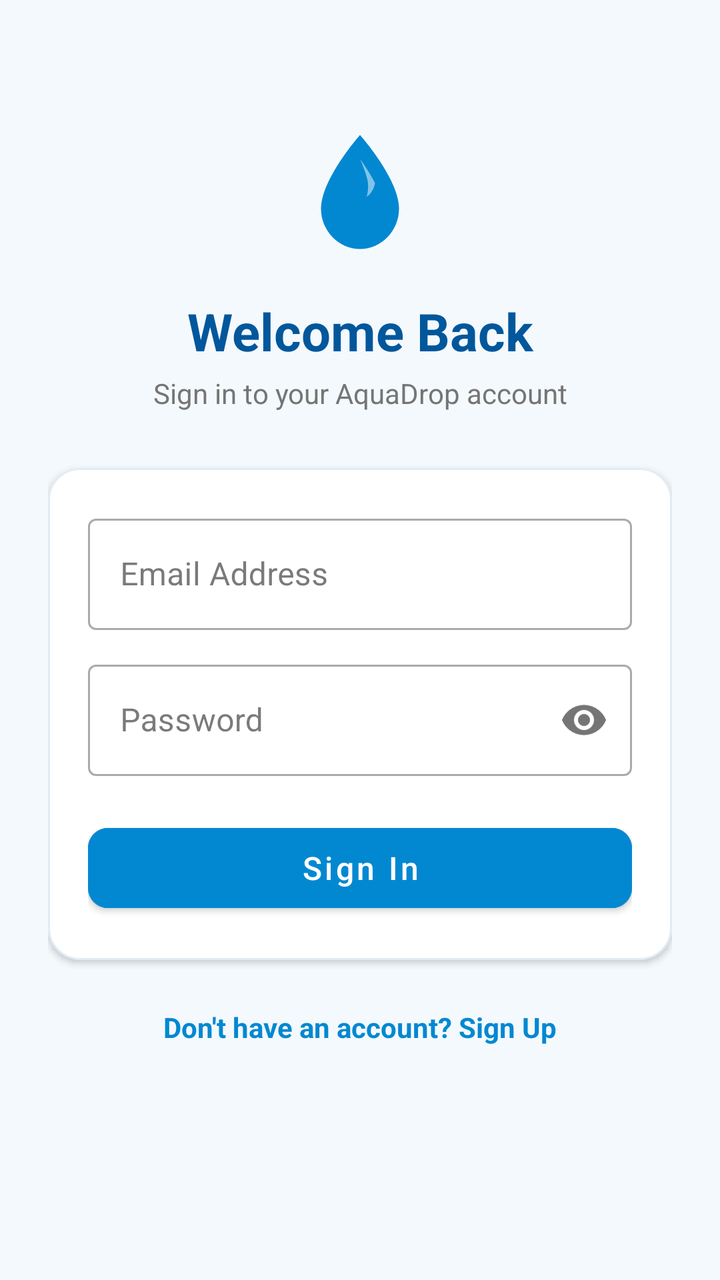
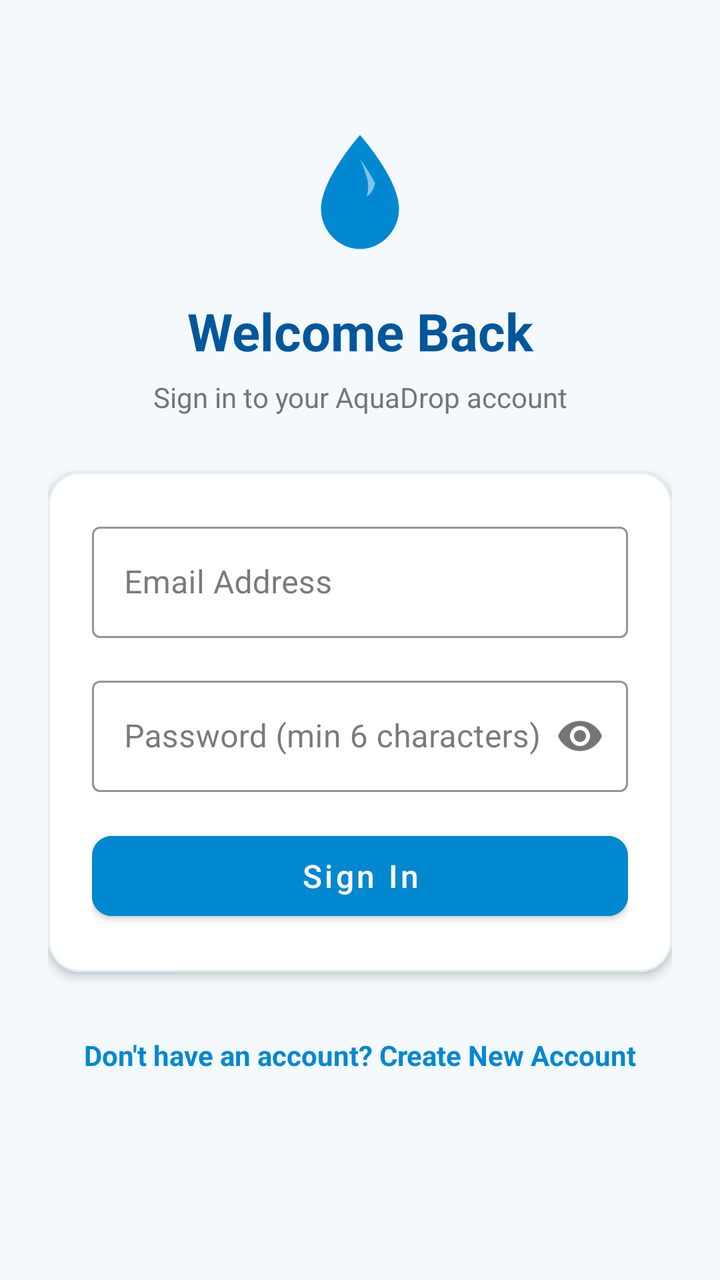

The first picture is an Android layout as it rendered before a commit; the second is the same layout after the commit. The layout source and the unified diff follow.
<!-- AndroidManifest.xml: application theme Theme.AquaDrop -->
<!-- res/layout/activity_login.xml -->
<?xml version="1.0" encoding="utf-8"?>
<androidx.constraintlayout.widget.ConstraintLayout xmlns:android="http://schemas.android.com/apk/res/android"
    xmlns:app="http://schemas.android.com/apk/res-auto"
    android:layout_width="match_parent"
    android:layout_height="match_parent"
    android:background="@color/background"
    android:padding="24dp">

    <ImageView
        android:id="@+id/ivLoginIcon"
        android:layout_width="72dp"
        android:layout_height="72dp"
        android:layout_marginTop="36dp"
        android:contentDescription="@string/app_name"
        android:src="@drawable/ic_water_drop"
        app:layout_constraintEnd_toEndOf="parent"
        app:layout_constraintStart_toStartOf="parent"
        app:layout_constraintTop_toTopOf="parent" />

    <TextView
        android:id="@+id/tvLoginTitle"
        android:layout_width="wrap_content"
        android:layout_height="wrap_content"
        android:layout_marginTop="16dp"
        android:text="@string/login_title"
        android:textColor="@color/primary_dark"
        android:textSize="26sp"
        android:textStyle="bold"
        app:layout_constraintEnd_toEndOf="parent"
        app:layout_constraintStart_toStartOf="parent"
        app:layout_constraintTop_toBottomOf="@+id/ivLoginIcon" />

    <TextView
        android:id="@+id/tvLoginSubtitle"
        android:layout_width="wrap_content"
        android:layout_height="wrap_content"
        android:layout_marginTop="4dp"
        android:text="@string/login_subtitle"
        android:textColor="@color/text_secondary"
        android:textSize="14sp"
        app:layout_constraintEnd_toEndOf="parent"
        app:layout_constraintStart_toStartOf="parent"
        app:layout_constraintTop_toBottomOf="@+id/tvLoginTitle" />

    <com.google.android.material.card.MaterialCardView
        android:id="@+id/cardLoginContainer"
        android:layout_width="0dp"
        android:layout_height="wrap_content"
        android:layout_marginTop="28dp"
        app:cardBackgroundColor="@color/card_background"
        app:cardCornerRadius="16dp"
        app:cardElevation="2dp"
        app:layout_constraintEnd_toEndOf="parent"
        app:layout_constraintStart_toStartOf="parent"
        app:layout_constraintTop_toBottomOf="@+id/tvLoginSubtitle"
        app:strokeColor="@color/card_stroke"
        app:strokeWidth="1dp">

        <LinearLayout
            android:layout_width="match_parent"
            android:layout_height="wrap_content"
            android:orientation="vertical"
            android:padding="20dp">

            <com.google.android.material.textfield.TextInputLayout
                android:id="@+id/tilEmail"
                style="@style/Widget.MaterialComponents.TextInputLayout.OutlinedBox"
                android:layout_width="match_parent"
                android:layout_height="wrap_content"
                android:hint="@string/email_hint">

                <com.google.android.material.textfield.TextInputEditText
                    android:id="@+id/etEmail"
                    android:layout_width="match_parent"
                    android:layout_height="wrap_content"
                    android:inputType="textEmailAddress" />
            </com.google.android.material.textfield.TextInputLayout>

            <com.google.android.material.textfield.TextInputLayout
                android:id="@+id/tilPassword"
                style="@style/Widget.MaterialComponents.TextInputLayout.OutlinedBox"
                android:layout_width="match_parent"
                android:layout_height="wrap_content"
                android:layout_marginTop="12dp"
                android:hint="@string/password_hint"
                app:passwordToggleEnabled="true">

                <com.google.android.material.textfield.TextInputEditText
                    android:id="@+id/etPassword"
                    android:layout_width="match_parent"
                    android:layout_height="wrap_content"
                    android:inputType="textPassword" />
            </com.google.android.material.textfield.TextInputLayout>

            <com.google.android.material.button.MaterialButton
                android:id="@+id/btnLogin"
                android:layout_width="match_parent"
                android:layout_height="52dp"
                android:layout_marginTop="20dp"
                android:backgroundTint="@color/primary"
                android:text="@string/btn_login"
                android:textAllCaps="false"
                android:textColor="@color/white"
                android:textSize="16sp"
                app:cornerRadius="10dp" />

        </LinearLayout>

    </com.google.android.material.card.MaterialCardView>

    <TextView
        android:id="@+id/tvGoToRegister"
        android:layout_width="wrap_content"
        android:layout_height="wrap_content"
        android:layout_marginTop="24dp"
        android:onClick="navigateToRegister"
        android:text="@string/no_account_prompt"
        android:textColor="@color/primary"
        android:textSize="14sp"
        android:textStyle="bold"
        app:layout_constraintEnd_toEndOf="parent"
        app:layout_constraintStart_toStartOf="parent"
        app:layout_constraintTop_toBottomOf="@+id/cardLoginContainer" />

</androidx.constraintlayout.widget.ConstraintLayout>
<!-- resources referenced by this layout -->
<resources>
  <color name="background">#F4F9FD</color>
  <color name="card_background">#FFFFFF</color>
  <color name="card_stroke">#E1ECF4</color>
  <color name="primary">#0288D1</color>
  <color name="primary_dark">#01579B</color>
  <color name="text_secondary">#757575</color>
  <color name="white">#FFFFFF</color>
  <!-- drawable ic_water_drop (drawable) -->
  <vector xmlns:android="http://schemas.android.com/apk/res/android"
      android:width="48dp"
      android:height="48dp"
      android:viewportWidth="24"
      android:viewportHeight="24">
      
      <path
          android:fillColor="#0288D1"
          android:pathData="M12,2.5C12,2.5 5.5,9.8 5.5,14.8C5.5,18.4 8.4,21.5 12,21.5C15.6,21.5 18.5,18.4 18.5,14.8C18.5,9.8 12,2.5 12,2.5Z" />
      
      <path
          android:fillColor="#80FFFFFF"
          android:pathData="M14.5,10.5C13.5,8.5 12,6.5 12,6.5C12,6.5 12.8,8.2 13.2,9.8C13.6,11.4 13.1,12.8 13.1,12.8C13.1,12.8 14.2,12.2 14.5,10.5Z" />
  </vector>
  <string name="app_name">AquaDrop</string>
  <string name="btn_login">Sign In</string>
  <string name="email_hint">Email Address</string>
  <string name="login_subtitle">Sign in to your AquaDrop account</string>
  <string name="login_title">Welcome Back</string>
  <string name="no_account_prompt">Don\'t have an account? Sign Up</string>
  <string name="password_hint">Password</string>
  <style name="Theme.AquaDrop" parent="Theme.MaterialComponents.Light.NoActionBar">
          
          <item name="colorPrimary">@color/primary</item>
          <item name="colorPrimaryVariant">@color/primary_dark</item>
          <item name="colorOnPrimary">@color/white</item>
  
          
          <item name="colorSecondary">@color/accent</item>
          <item name="colorSecondaryVariant">@color/primary</item>
          <item name="colorOnSecondary">@color/white</item>
  
          
          <item name="android:statusBarColor">@color/primary_dark</item>
          <item name="android:windowLightStatusBar">false</item>
          <item name="android:navigationBarColor">@color/white</item>
          <item name="android:windowLightNavigationBar" tools:targetApi="27">true</item>
  
          
          <item name="android:windowBackground">@color/background</item>
          <item name="colorSurface">@color/card_background</item>
          <item name="colorOnSurface">@color/text_primary</item>
      </style>
  <color name="accent">#00BCD4</color>
  <color name="text_primary">#212121</color>
</resources>

<!-- the commit's change to res/layout/activity_login.xml (unified diff, before → after) -->
@@ -3,123 +3,160 @@
     xmlns:app="http://schemas.android.com/apk/res-auto"
     android:layout_width="match_parent"
     android:layout_height="match_parent"
-    android:background="@color/background"
-    android:padding="24dp">
+    android:background="@color/background">
 
-    <ImageView
-        android:id="@+id/ivLoginIcon"
-        android:layout_width="72dp"
-        android:layout_height="72dp"
-        android:layout_marginTop="36dp"
-        android:contentDescription="@string/app_name"
-        android:src="@drawable/ic_water_drop"
-        app:layout_constraintEnd_toEndOf="parent"
-        app:layout_constraintStart_toStartOf="parent"
-        app:layout_constraintTop_toTopOf="parent" />
+    <ScrollView
+        android:layout_width="match_parent"
+        android:layout_height="match_parent"
+        android:fillViewport="true">
 
-    <TextView
-        android:id="@+id/tvLoginTitle"
-        android:layout_width="wrap_content"
-        android:layout_height="wrap_content"
-        android:layout_marginTop="16dp"
-        android:text="@string/login_title"
-        android:textColor="@color/primary_dark"
-        android:textSize="26sp"
-        android:textStyle="bold"
-        app:layout_constraintEnd_toEndOf="parent"
-        app:layout_constraintStart_toStartOf="parent"
-        app:layout_constraintTop_toBottomOf="@+id/ivLoginIcon" />
-
-    <TextView
-        android:id="@+id/tvLoginSubtitle"
-        android:layout_width="wrap_content"
-        android:layout_height="wrap_content"
-        android:layout_marginTop="4dp"
-        android:text="@string/login_subtitle"
-        android:textColor="@color/text_secondary"
-        android:textSize="14sp"
-        app:layout_constraintEnd_toEndOf="parent"
-        app:layout_constraintStart_toStartOf="parent"
-        app:layout_constraintTop_toBottomOf="@+id/tvLoginTitle" />
-
-    <com.google.android.material.card.MaterialCardView
-        android:id="@+id/cardLoginContainer"
-        android:layout_width="0dp"
-        android:layout_height="wrap_content"
-        android:layout_marginTop="28dp"
-        app:cardBackgroundColor="@color/card_background"
-        app:cardCornerRadius="16dp"
-        app:cardElevation="2dp"
-        app:layout_constraintEnd_toEndOf="parent"
-        app:layout_constraintStart_toStartOf="parent"
-        app:layout_constraintTop_toBottomOf="@+id/tvLoginSubtitle"
-        app:strokeColor="@color/card_stroke"
-        app:strokeWidth="1dp">
-
-        <LinearLayout
+        <androidx.constraintlayout.widget.ConstraintLayout
             android:layout_width="match_parent"
             android:layout_height="wrap_content"
-            android:orientation="vertical"
-            android:padding="20dp">
+            android:padding="24dp">
 
-            <com.google.android.material.textfield.TextInputLayout
-                android:id="@+id/tilEmail"
-                style="@style/Widget.MaterialComponents.TextInputLayout.OutlinedBox"
+            
+            <ImageView
+                android:id="@+id/ivLoginIcon"
+                android:layout_width="72dp"
+                android:layout_height="72dp"
+                android:layout_marginTop="36dp"
+                android:contentDescription="@string/app_name"
+                android:src="@drawable/ic_water_drop"
+                app:layout_constraintEnd_toEndOf="parent"
+                app:layout_constraintStart_toStartOf="parent"
+                app:layout_constraintTop_toTopOf="parent" />
+
+            <TextView
+                android:id="@+id/tvLoginTitle"
+                android:layout_width="wrap_content"
+                android:layout_height="wrap_content"
+                android:layout_marginTop="16dp"
+                android:text="@string/login_title"
+                android:textColor="@color/primary_dark"
+                android:textSize="26sp"
+                android:textStyle="bold"
+                app:layout_constraintEnd_toEndOf="parent"
+                app:layout_constraintStart_toStartOf="parent"
+                app:layout_constraintTop_toBottomOf="@+id/ivLoginIcon" />
+
+            <TextView
+                android:id="@+id/tvLoginSubtitle"
+                android:layout_width="wrap_content"
+                android:layout_height="wrap_content"
+                android:layout_marginTop="6dp"
+                android:text="@string/login_subtitle"
+                android:textColor="@color/text_secondary"
+                android:textSize="14sp"
+                app:layout_constraintEnd_toEndOf="parent"
+                app:layout_constraintStart_toStartOf="parent"
+                app:layout_constraintTop_toBottomOf="@+id/tvLoginTitle" />
+
+            
+            <com.google.android.material.card.MaterialCardView
+                android:id="@+id/cardLoginContainer"
                 android:layout_width="match_parent"
                 android:layout_height="wrap_content"
-                android:hint="@string/email_hint">
+                android:layout_marginTop="28dp"
+                app:cardBackgroundColor="@color/card_background"
+                app:cardCornerRadius="16dp"
+                app:cardElevation="3dp"
+                app:layout_constraintEnd_toEndOf="parent"
+                app:layout_constraintStart_toStartOf="parent"
+                app:layout_constraintTop_toBottomOf="@+id/tvLoginSubtitle"
+                app:strokeColor="@color/card_stroke"
+                app:strokeWidth="1dp">
 
-                <com.google.android.material.textfield.TextInputEditText
-                    android:id="@+id/etEmail"
+                <LinearLayout
                     android:layout_width="match_parent"
                     android:layout_height="wrap_content"
-                    android:inputType="textEmailAddress" />
-            </com.google.android.material.textfield.TextInputLayout>
+                    android:orientation="vertical"
+                    android:padding="22dp">
 
-            <com.google.android.material.textfield.TextInputLayout
-                android:id="@+id/tilPassword"
-                style="@style/Widget.MaterialComponents.TextInputLayout.OutlinedBox"
-                android:layout_width="match_parent"
+                    <com.google.android.material.textfield.TextInputLayout
+                        android:id="@+id/tilEmail"
+                        style="@style/Widget.MaterialComponents.TextInputLayout.OutlinedBox"
+                        android:layout_width="match_parent"
+                        android:layout_height="wrap_content"
+                        android:hint="@string/email_hint"
+                        app:boxStrokeColor="@color/primary"
+                        app:hintTextColor="@color/primary">
+
+                        <com.google.android.material.textfield.TextInputEditText
+                            android:id="@+id/etEmail"
+                            android:layout_width="match_parent"
+                            android:layout_height="wrap_content"
+                            android:inputType="textEmailAddress"
+                            android:maxLines="1"
+                            android:textColor="@color/text_primary" />
+                    </com.google.android.material.textfield.TextInputLayout>
+
+                    <com.google.android.material.textfield.TextInputLayout
+                        android:id="@+id/tilPassword"
+                        style="@style/Widget.MaterialComponents.TextInputLayout.OutlinedBox"
+                        android:layout_width="match_parent"
+                        android:layout_height="wrap_content"
+                        android:layout_marginTop="16dp"
+                        android:hint="@string/password_hint"
+                        app:boxStrokeColor="@color/primary"
+                        app:hintTextColor="@color/primary"
+                        app:passwordToggleEnabled="true">
+
+                        <com.google.android.material.textfield.TextInputEditText
+                            android:id="@+id/etPassword"
+                            android:layout_width="match_parent"
+                            android:layout_height="wrap_content"
+                            android:inputType="textPassword"
+                            android:maxLines="1"
+                            android:textColor="@color/text_primary" />
+                    </com.google.android.material.textfield.TextInputLayout>
+
+                    
+                    <ProgressBar
+                        android:id="@+id/progressBarLogin"
+                        android:layout_width="32dp"
+                        android:layout_height="32dp"
+                        android:layout_gravity="center_horizontal"
+                        android:layout_marginTop="16dp"
+                        android:indeterminateTint="@color/primary"
+                        android:visibility="gone" />
+
+                    
+                    <com.google.android.material.button.MaterialButton
+                        android:id="@+id/btnLogin"
+                        android:layout_width="match_parent"
+                        android:layout_height="52dp"
+                        android:layout_marginTop="16dp"
+                        android:backgroundTint="@color/primary"
+                        android:text="@string/btn_login"
+                        android:textAllCaps="false"
+                        android:textColor="@color/white"
+                        android:textSize="16sp"
+                        app:cornerRadius="10dp" />
+
+                </LinearLayout>
+
+            </com.google.android.material.card.MaterialCardView>
+
+            
+            <TextView
+                android:id="@+id/tvGoToRegister"
+                android:layout_width="wrap_content"
                 android:layout_height="wrap_content"
-                android:layout_marginTop="12dp"
-                android:hint="@string/password_hint"
-                app:passwordToggleEnabled="true">
+                android:layout_marginTop="24dp"
+                android:layout_marginBottom="24dp"
+                android:padding="8dp"
+                android:text="@string/no_account_prompt"
+                android:textColor="@color/primary"
+                android:textSize="14sp"
+                android:textStyle="bold"
+                app:layout_constraintBottom_toBottomOf="parent"
+                app:layout_constraintEnd_toEndOf="parent"
+                app:layout_constraintStart_toStartOf="parent"
+                app:layout_constraintTop_toBottomOf="@+id/cardLoginContainer"
+                app:layout_constraintVertical_bias="0" />
 
-                <com.google.android.material.textfield.TextInputEditText
-                    android:id="@+id/etPassword"
-                    android:layout_width="match_parent"
-                    android:layout_height="wrap_content"
-                    android:inputType="textPassword" />
-            </com.google.android.material.textfield.TextInputLayout>
-
-            <com.google.android.material.button.MaterialButton
-                android:id="@+id/btnLogin"
-                android:layout_width="match_parent"
-                android:layout_height="52dp"
-                android:layout_marginTop="20dp"
-                android:backgroundTint="@color/primary"
-                android:text="@string/btn_login"
-                android:textAllCaps="false"
-                android:textColor="@color/white"
-                android:textSize="16sp"
-                app:cornerRadius="10dp" />
-
-        </LinearLayout>
-
-    </com.google.android.material.card.MaterialCardView>
-
-    <TextView
-        android:id="@+id/tvGoToRegister"
-        android:layout_width="wrap_content"
-        android:layout_height="wrap_content"
-        android:layout_marginTop="24dp"
-        android:onClick="navigateToRegister"
-        android:text="@string/no_account_prompt"
-        android:textColor="@color/primary"
-        android:textSize="14sp"
-        android:textStyle="bold"
-        app:layout_constraintEnd_toEndOf="parent"
-        app:layout_constraintStart_toStartOf="parent"
-        app:layout_constraintTop_toBottomOf="@+id/cardLoginContainer" />
+        </androidx.constraintlayout.widget.ConstraintLayout>
+    </ScrollView>
 
 </androidx.constraintlayout.widget.ConstraintLayout>
<!-- resource entries referenced after the edit -->
@@ -27,8 +27,8 @@
   <string name="email_hint">Email Address</string>
   <string name="login_subtitle">Sign in to your AquaDrop account</string>
   <string name="login_title">Welcome Back</string>
-  <string name="no_account_prompt">Don\'t have an account? Sign Up</string>
-  <string name="password_hint">Password</string>
+  <string name="no_account_prompt">Don\'t have an account? Create New Account</string>
+  <string name="password_hint">Password (min 6 characters)</string>
   <style name="Theme.AquaDrop" parent="Theme.MaterialComponents.Light.NoActionBar">
           
           <item name="colorPrimary">@color/primary</item>
